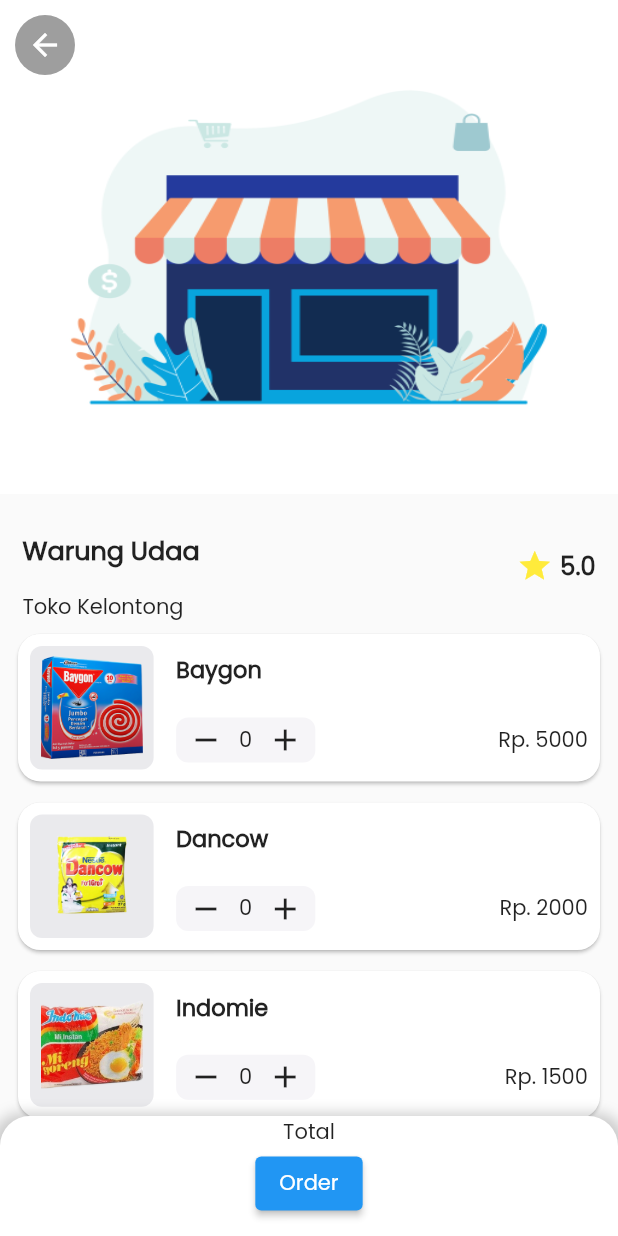
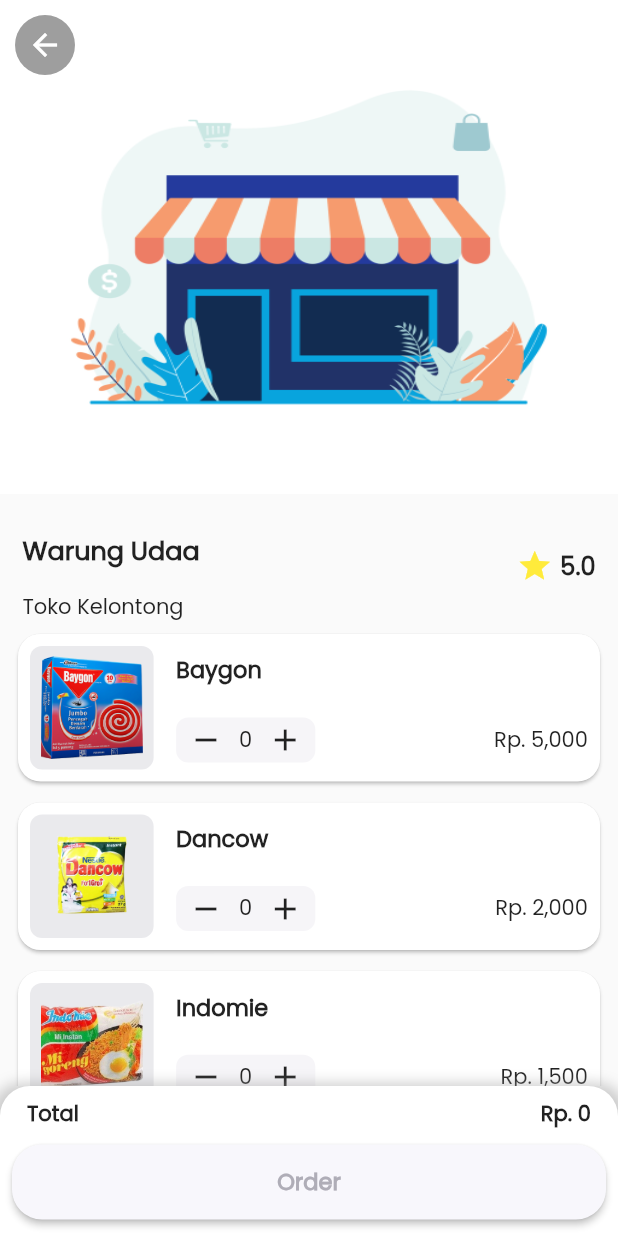
Before and after one commit to aluth313/jastip-flutter, a Flutter app: the DetailPage screen opened directly with sample values from the repository, on a phone screen of 412 x 824 dp. Run offline on Flutter 3.47's test engine with Material 2 defaults, Android fonts, the phone set to English and light mode, and no system bars.

Commit message:
update detail page

```diff
--- a/lib/detail.dart
+++ b/lib/detail.dart
@@ -1,5 +1,6 @@
 import 'package:flutter/material.dart';
 import 'package:jastip/models/store.dart';
+import 'package:intl/intl.dart' as intl;
 
 class DetailPage extends StatefulWidget {
   final Store store;
@@ -13,6 +14,7 @@
 class _DetailPageState extends State<DetailPage> {
   var myQuantityOrder = [];
   var quantity = 0;
+  var total = 0;
 
   @override
   void initState() {
@@ -178,6 +180,8 @@
                                                 if (myQuantityOrder[index] >
                                                     0) {
                                                   myQuantityOrder[index]--;
+                                                  total -= menus[index]['price']
+                                                      as int;
                                                   print(myQuantityOrder[index]);
                                                 }
                                               });
@@ -198,6 +202,8 @@
                                             onTap: () {
                                               setState(() {
                                                 myQuantityOrder[index]++;
+                                                total += menus[index]['price']
+                                                    as int;
                                                 print(myQuantityOrder[index]);
                                               });
                                             },
@@ -207,7 +213,7 @@
                                       ),
                                     ),
                                     Text(
-                                      'Rp. ${menus[index]['price'].toString()}',
+                                      'Rp. ${intl.NumberFormat.decimalPattern().format(menus[index]['price']).toString()}',
                                       style: TextStyle(fontSize: 14),
                                     )
                                   ],
@@ -223,13 +229,13 @@
               ),
             ),
             SizedBox(
-              height: 80,
+              height: 100,
             )
           ],
         ),
       ),
       bottomSheet: Container(
-        height: 80,
+        height: 100,
         width: double.infinity,
         decoration: BoxDecoration(
             boxShadow: [
@@ -243,11 +249,46 @@
             borderRadius: BorderRadius.only(
                 topLeft: Radius.circular(20), topRight: Radius.circular(20)),
             color: Colors.white),
-        child: Column(
-          children: [
-            Text('Total'),
-            ElevatedButton(onPressed: () {}, child: Text('Order'))
-          ],
+        child: Padding(
+          padding: const EdgeInsets.all(8.0),
+          child: Column(
+            children: [
+              Padding(
+                padding: const EdgeInsets.symmetric(horizontal: 10.0),
+                child: Row(
+                  mainAxisAlignment: MainAxisAlignment.spaceBetween,
+                  children: [
+                    Text('Total',
+                        style: TextStyle(
+                          fontWeight: FontWeight.bold,
+                        )),
+                    Text('Rp. ${intl.NumberFormat.decimalPattern().format(total).toString()}',
+                        style: TextStyle(
+                          fontWeight: FontWeight.bold,
+                        ))
+                  ],
+                ),
+              ),
+              SizedBox(
+                height: 10,
+              ),
+              ElevatedButton(
+                  style: ElevatedButton.styleFrom(
+                      primary:
+                          total == 0 ? Color(0xFFF8F7FC) : Color(0xFF0C4886),
+                      shape: RoundedRectangleBorder(
+                          borderRadius: BorderRadius.circular(20)),
+                      minimumSize: Size(width, 50)),
+                  onPressed: () {},
+                  child: Text(
+                    'Order',
+                    style: TextStyle(
+                        fontWeight: FontWeight.bold,
+                        fontSize: 15,
+                        color: total == 0 ? Color(0xFFAFADB7) : Colors.white),
+                  ))
+            ],
+          ),
         ),
       ),
       // floatingActionButton: FloatingActionButton(
--- a/pubspec.yaml
+++ b/pubspec.yaml
@@ -34,6 +34,7 @@
   # The following adds the Cupertino Icons font to your application.
   # Use with the CupertinoIcons class for iOS style icons.
   cupertino_icons: ^1.0.2
+  intl: ^0.17.0
 
 dev_dependencies:
   flutter_test:
```
Also changed, not shown: pubspec.lock.
